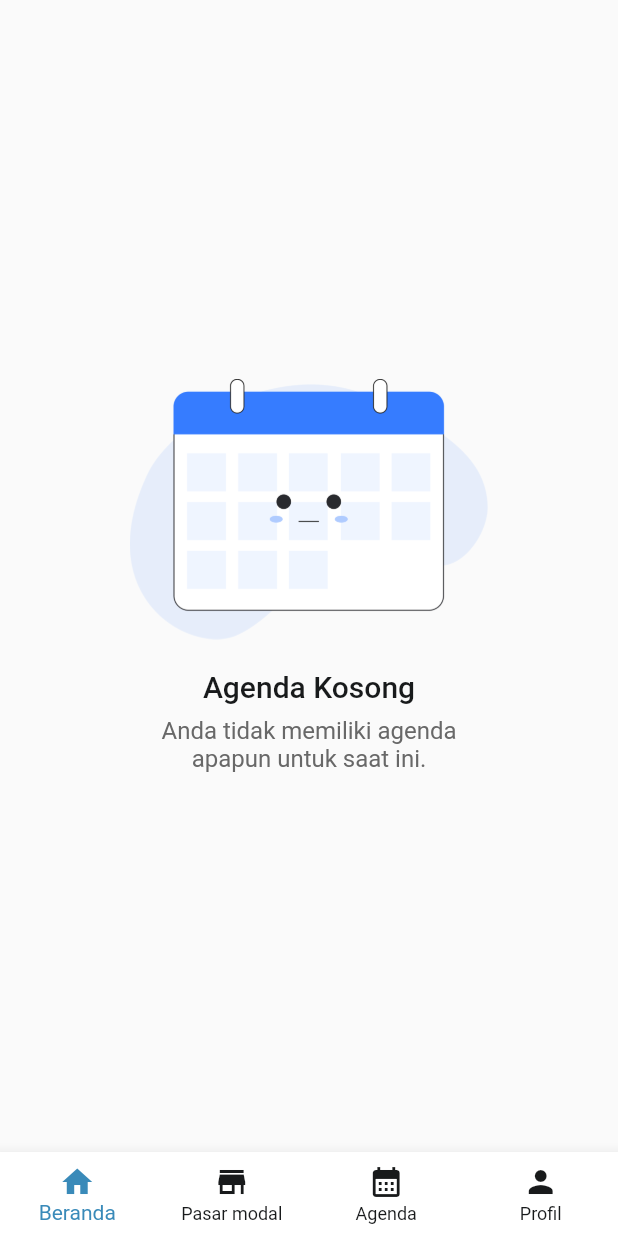
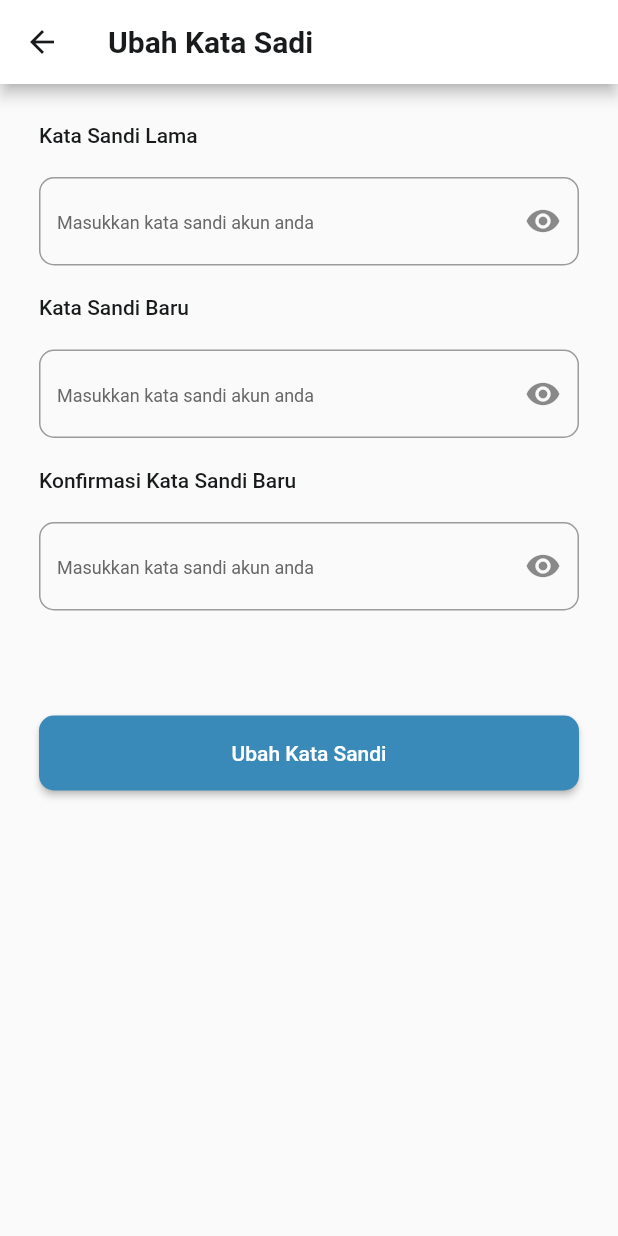
Before and after one commit to fadillaoegi/BlanjaLoka, a Flutter app: the screen it shows after launch, on a phone screen of 412 x 824 dp. Run offline on Flutter 3.47's test engine with Material 2 defaults, Android fonts, the phone set to English and light mode, and no system bars; our stand-ins replace google_fonts.

Commit message:
Update ubah kata sandi page

```diff
--- a/lib/main.dart
+++ b/lib/main.dart
@@ -2,6 +2,7 @@ import 'package:blanjaloka/pages/agenda_page.dart';
 import 'package:blanjaloka/pages/auth/forgotLinkPass_page.dart';
 import 'package:blanjaloka/pages/auth/forgotPass_page.dart';
 import 'package:blanjaloka/pages/auth/login_page.dart';
+import 'package:blanjaloka/pages/edit_pass.dart';
 import 'package:blanjaloka/pages/first_page.dart';
 import 'package:blanjaloka/pages/home_page.dart';
 import 'package:blanjaloka/pages/auth/passSuccess_page.dart';
@@ -27,7 +28,7 @@ class _MainAppState extends State<MainApp> {
     return MaterialApp(
       debugShowCheckedModeBanner: false,
       // home: const Splash(),
-      initialRoute: RouteBlanjaloka.home,
+      initialRoute: RouteBlanjaloka.editpass,
       routes: {
         RouteBlanjaloka.splash: (context) => const Splash(),
         RouteBlanjaloka.first: (context) => const First(),
@@ -40,6 +41,7 @@ class _MainAppState extends State<MainApp> {
         RouteBlanjaloka.forgotPass: (context) => const ForgotPass(),
         RouteBlanjaloka.agenda: (context) => const AgendaPage(),
         RouteBlanjaloka.kebijakanprivasi: (context) => const Privasi(),
+        RouteBlanjaloka.editpass: (context) => const Editpass(),
       },
     );
   }
--- /dev/null
+++ b/lib/pages/edit_pass.dart
@@ -0,0 +1,93 @@
+import 'package:blanjaloka/styles/colors.dart';
+import 'package:blanjaloka/styles/textStyle.dart';
+import 'package:blanjaloka/widgets/buttonDefault.dart';
+import 'package:blanjaloka/widgets/inputPass.dart';
+import 'package:flutter/material.dart';
+
+class Editpass extends StatefulWidget {
+  const Editpass({super.key});
+
+  @override
+  State<Editpass> createState() => _EditpassState();
+}
+
+class _EditpassState extends State<Editpass> {
+  @override
+  Widget build(BuildContext context) {
+    return Scaffold(
+      appBar: AppBar(
+        leading: IconButton(
+          onPressed: () {
+            Navigator.pop(context);
+          },
+          icon: const Icon(
+            Icons.arrow_back,
+            color: ColorBlanjaloka.blackColor,
+          ),
+        ),
+        title: Text(
+          "Ubah Kata Sadi",
+          style: textBlack600.copyWith(fontSize: 20.0),
+        ),
+        backgroundColor: ColorBlanjaloka.backgroundColor,
+      ),
+      body: Container(
+        padding: const EdgeInsets.all(26.0),
+        height: MediaQuery.of(context).size.height,
+        width: MediaQuery.of(context).size.width,
+        child: SafeArea(
+            child: SingleChildScrollView(
+          child: Column(
+            crossAxisAlignment: CrossAxisAlignment.start,
+            children: [
+              Text(
+                "Kata Sandi Lama",
+                style: textBlack500.copyWith(fontSize: 14.0),
+              ),
+              const SizedBox(
+                height: 20,
+              ),
+              const InputPass(),
+              const SizedBox(
+                height: 20,
+              ),
+              Text(
+                "Kata Sandi Baru",
+                style: textBlack500.copyWith(fontSize: 14.0),
+              ),
+              const SizedBox(
+                height: 20,
+              ),
+              const InputPass(),
+              const SizedBox(
+                height: 20,
+              ),
+              Text(
+                "Konfirmasi Kata Sandi Baru",
+                style: textBlack500.copyWith(fontSize: 14.0),
+              ),
+              const SizedBox(
+                height: 20,
+              ),
+              const InputPass(),
+              const SizedBox(
+                height: 70,
+              ),
+              SizedBox(
+                width: MediaQuery.of(context).size.width,
+                child: ButtonDefault(
+                  color: ColorBlanjaloka.primaryColor,
+                  height: 50.0,
+                  width: 323.0,
+                  text: "Ubah Kata Sandi",
+                  onPress: () {},
+                  radius: 10.0,
+                ),
+              )
+            ],
+          ),
+        )),
+      ),
+    );
+  }
+}
--- a/lib/routes/routes_blanjaloka.dart
+++ b/lib/routes/routes_blanjaloka.dart
@@ -1,7 +1,7 @@
 import 'package:blanjaloka/pages/splash_page.dart';
 
 class RouteBlanjaloka {
-  static String root = '/blanjaloka';
+  static String root = '/blanjaloka/';
   static String splash = '$root splash';
   static String home = '$root home';
   static String first = '$root first';
@@ -17,4 +17,5 @@ class RouteBlanjaloka {
   static String detailBisnis = '$root detailBisnis';
   static String forgotPass = '$root forgotPass';
   static String kebijakanprivasi = '$root kebijakanprivasi';
+  static String editpass = '$root editpass';
 }
--- a/lib/widgets/inputDefault.dart
+++ b/lib/widgets/inputDefault.dart
@@ -2,6 +2,7 @@ import 'package:blanjaloka/styles/colors.dart';
 import 'package:blanjaloka/styles/textStyle.dart';
 import 'package:flutter/material.dart';
 
+// ignore: must_be_immutable
 class InputDefault extends StatelessWidget {
   String? hint;
 
--- a/lib/widgets/inputPass.dart
+++ b/lib/widgets/inputPass.dart
@@ -19,7 +19,7 @@ class _InputPassState extends State<InputPass> {
 
   @override
   Widget build(BuildContext context) {
-    return TextFormField(
+    return TextField(
       autofocus: false,
       cursorColor: Colors.black,
       obscureText: obscure,
@@ -39,8 +39,9 @@ class _InputPassState extends State<InputPass> {
 
         // errorText: "Cek email atau password anda lagi",
         errorStyle: textRed500,
-        border: const OutlineInputBorder(
-          borderSide: BorderSide(
+        border: OutlineInputBorder(
+          borderRadius: BorderRadius.circular(10.0),
+          borderSide: const BorderSide(
             color: ColorBlanjaloka.blackColor,
             width: 5.0,
           ),
```
